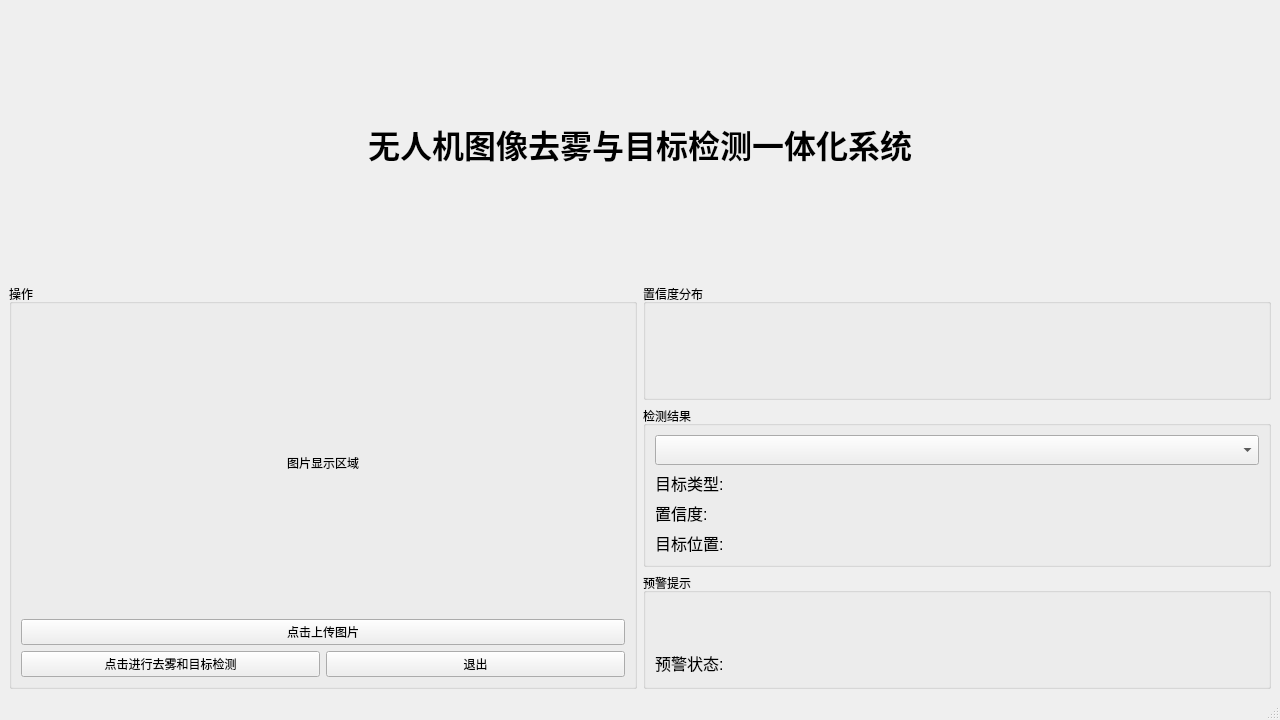
This is mainwindow.ui in yiyarn/my_project as Qt 5 draws it before an edit. The edited form follows.
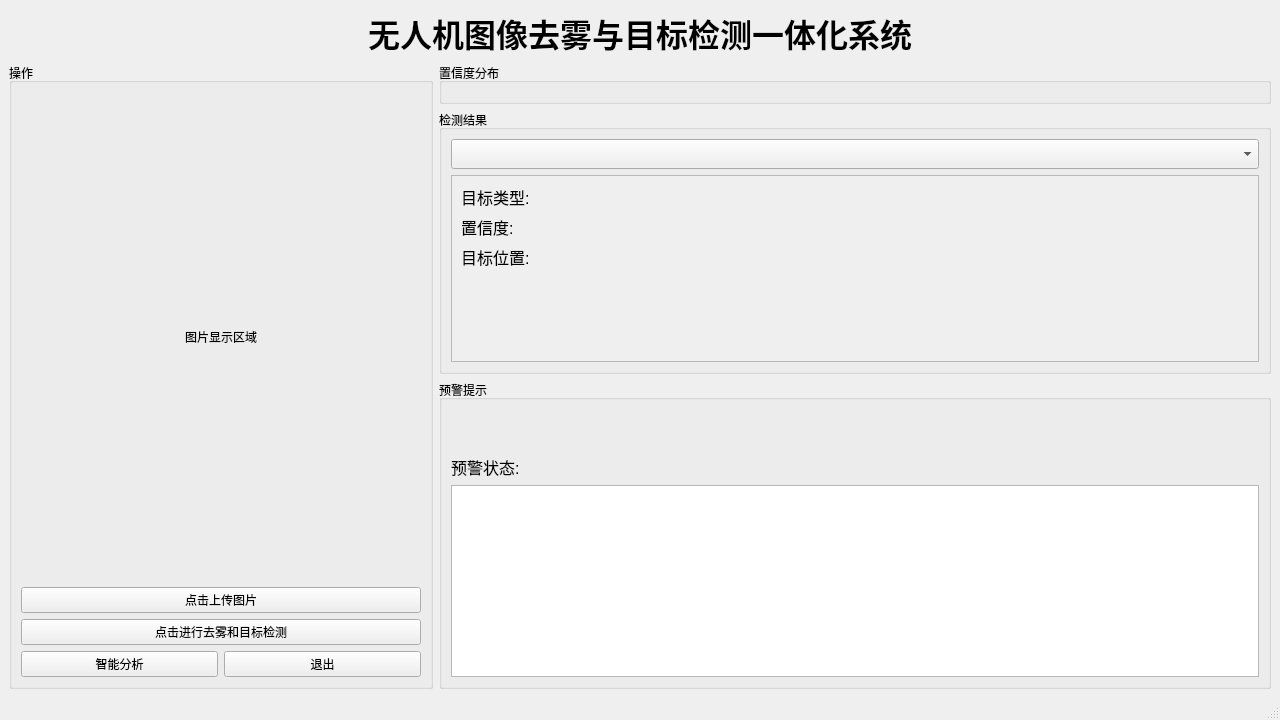
This is the edited form.

The edit to the form file:
```diff
--- a/mainwindow.ui
+++ b/mainwindow.ui
@@ -25,7 +25,6 @@
        <font>
         <family>Microsoft YaHei</family>
         <pointsize>24</pointsize>
-        <weight>75</weight>
         <bold>true</bold>
        </font>
       </property>
@@ -68,12 +67,19 @@
              </property>
             </widget>
            </item>
+           <item>
+            <widget class="QPushButton" name="processButton">
+             <property name="text">
+              <string>点击进行去雾和目标检测</string>
+             </property>
+            </widget>
+           </item>
            <item>
             <layout class="QHBoxLayout" name="buttonLayout">
              <item>
-              <widget class="QPushButton" name="processButton">
+              <widget class="QPushButton" name="llmAnalysisButton">
                <property name="text">
-                <string>点击进行去雾和目标检测</string>
+                <string>智能分析</string>
                </property>
               </widget>
              </item>
@@ -120,42 +126,77 @@
             </widget>
            </item>
            <item>
-            <widget class="QLabel" name="objectTypeLabel">
-             <property name="text">
-              <string>目标类型: </string>
+            <widget class="QScrollArea" name="scrollArea">
+             <property name="minimumSize">
+              <size>
+               <width>0</width>
+               <height>100</height>
+              </size>
              </property>
-             <property name="font">
-              <font>
-               <family>Arial</family>
-               <pointsize>12</pointsize>
-              </font>
+             <property name="maximumSize">
+              <size>
+               <width>16777215</width>
+               <height>200</height>
+              </size>
              </property>
-            </widget>
-           </item>
-           <item>
-            <widget class="QLabel" name="confidenceLabel">
-             <property name="text">
-              <string>置信度: </string>
+             <property name="widgetResizable">
+              <bool>true</bool>
              </property>
-             <property name="font">
-              <font>
-               <family>Arial</family>
-               <pointsize>12</pointsize>
-              </font>
-             </property>
-            </widget>
-           </item>
-           <item>
-            <widget class="QLabel" name="positionLabel">
-             <property name="text">
-              <string>目标位置: </string>
-             </property>
-             <property name="font">
-              <font>
-               <family>Arial</family>
-               <pointsize>12</pointsize>
-              </font>
-             </property>
+             <widget class="QWidget" name="scrollWidget">
+              <layout class="QVBoxLayout" name="scrollLayout">
+               <property name="alignment">
+                <set>Qt::AlignmentFlag::AlignTop</set>
+               </property>
+               <item>
+                <widget class="QLabel" name="objectTypeLabel">
+                 <property name="font">
+                  <font>
+                   <family>Arial</family>
+                   <pointsize>12</pointsize>
+                  </font>
+                 </property>
+                 <property name="text">
+                  <string>目标类型: </string>
+                 </property>
+                 <property name="wordWrap">
+                  <bool>true</bool>
+                 </property>
+                </widget>
+               </item>
+               <item>
+                <widget class="QLabel" name="confidenceLabel">
+                 <property name="font">
+                  <font>
+                   <family>Arial</family>
+                   <pointsize>12</pointsize>
+                  </font>
+                 </property>
+                 <property name="text">
+                  <string>置信度: </string>
+                 </property>
+                 <property name="wordWrap">
+                  <bool>true</bool>
+                 </property>
+                </widget>
+               </item>
+               <item>
+                <widget class="QLabel" name="positionLabel">
+                 <property name="font">
+                  <font>
+                   <family>Arial</family>
+                   <pointsize>12</pointsize>
+                  </font>
+                 </property>
+                 <property name="text">
+                  <string>目标位置: </string>
+                 </property>
+                 <property name="wordWrap">
+                  <bool>true</bool>
+                 </property>
+                </widget>
+               </item>
+              </layout>
+             </widget>
             </widget>
            </item>
           </layout>
@@ -233,6 +274,9 @@
              </property>
             </widget>
            </item>
+           <item>
+            <widget class="QTextEdit" name="llmResultTextEdit"/>
+           </item>
           </layout>
          </widget>
         </item>
```
Left out of the diff: 84 changed lines with no effect on the pictures.
